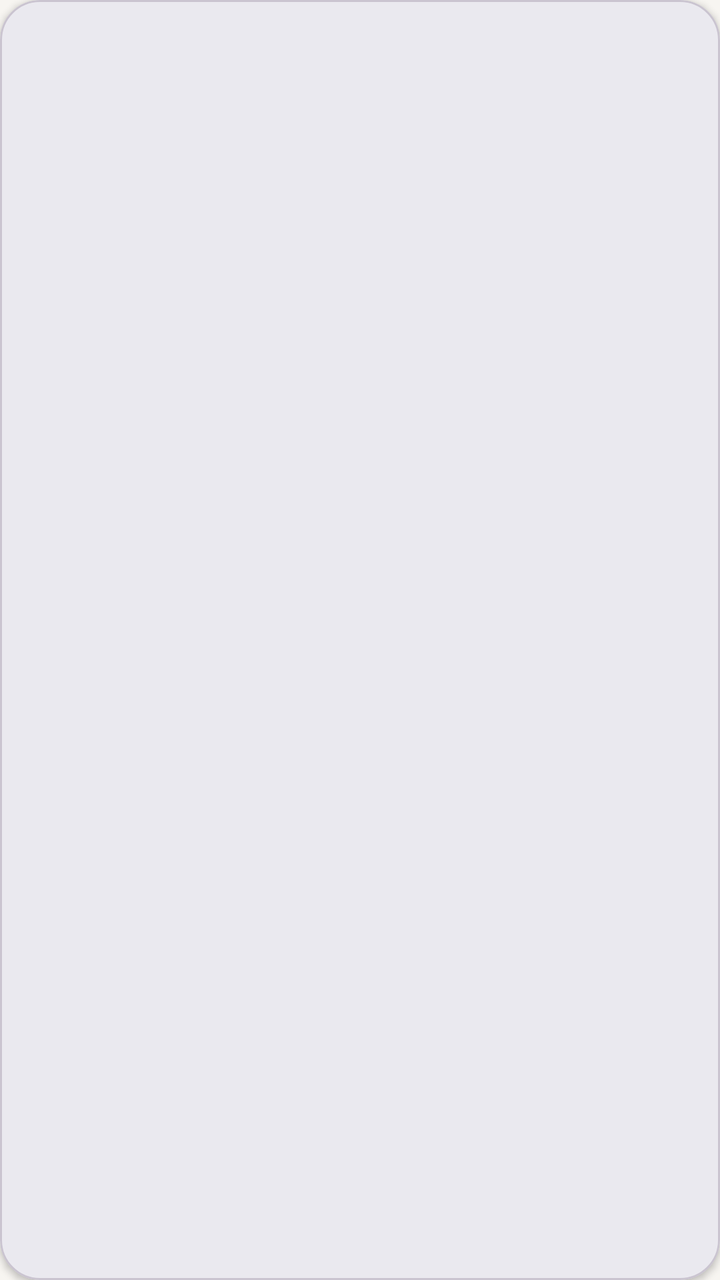
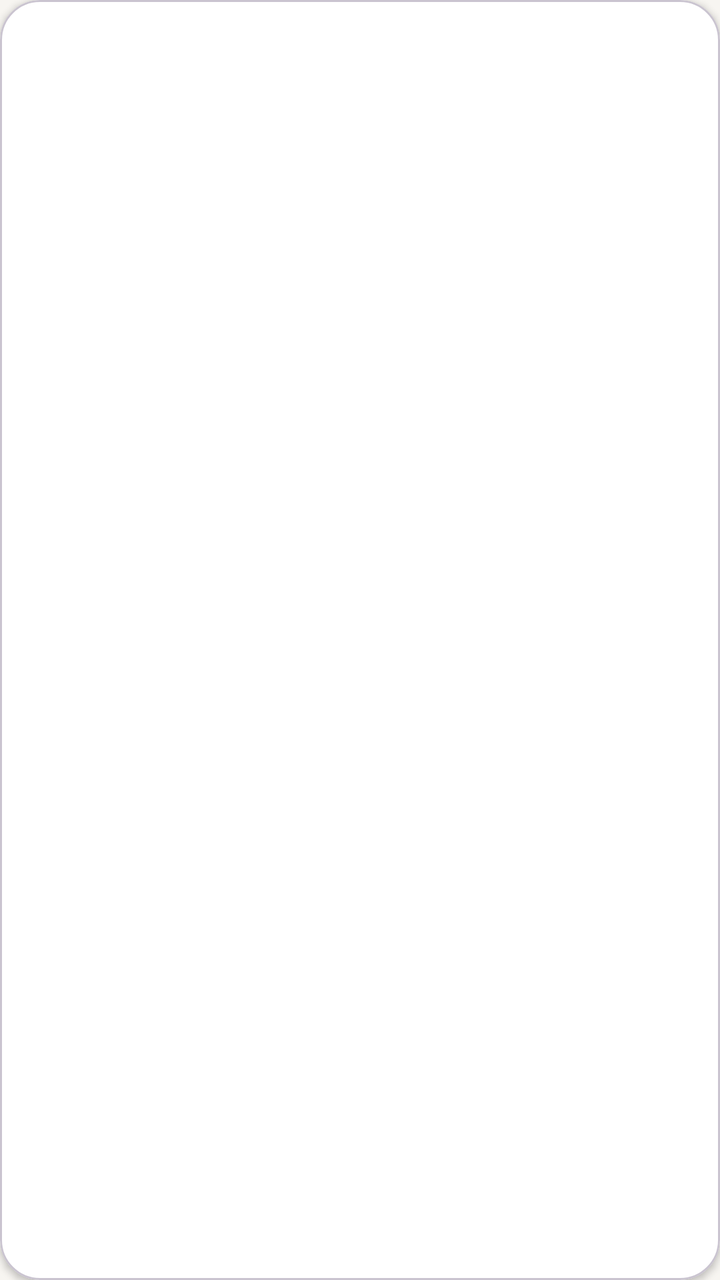

Two renders of the same Android screen: before a commit and after it. Below are the layout's source before the change and the commit's diff.
<!-- AndroidManifest.xml: application theme Theme.VoiceNote -->
<!-- res/layout/item_note_card.xml -->
<?xml version="1.0" encoding="utf-8"?>
<com.google.android.material.card.MaterialCardView
    xmlns:android="http://schemas.android.com/apk/res/android"
    xmlns:app="http://schemas.android.com/apk/res-auto"
    android:id="@+id/cardRoot"
    android:layout_width="match_parent"
    android:layout_height="wrap_content"
    android:layout_marginHorizontal="12dp"
    android:layout_marginVertical="6dp"
    app:cardBackgroundColor="@color/surface"
    app:cardCornerRadius="@dimen/card_corner"
    app:cardElevation="@dimen/card_elevation">

    <androidx.constraintlayout.widget.ConstraintLayout
        android:layout_width="match_parent"
        android:layout_height="wrap_content"
        android:padding="16dp">

        <TextView
            android:id="@+id/tvSummary"
            android:layout_width="0dp"
            android:layout_height="wrap_content"
            android:textSize="17sp"
            android:textStyle="bold"
            android:textColor="@color/on_surface"
            android:maxLines="1"
            android:ellipsize="end"
            app:layout_constraintTop_toTopOf="parent"
            app:layout_constraintStart_toStartOf="parent"
            app:layout_constraintEnd_toStartOf="@id/btnDone" />

        <TextView
            android:id="@+id/tvContent"
            android:layout_width="0dp"
            android:layout_height="wrap_content"
            android:layout_marginTop="6dp"
            android:textSize="14sp"
            android:textColor="@color/on_surface"
            android:maxLines="2"
            android:ellipsize="end"
            app:layout_constraintTop_toBottomOf="@id/tvSummary"
            app:layout_constraintStart_toStartOf="parent"
            app:layout_constraintEnd_toEndOf="parent" />

        <TextView
            android:id="@+id/tagTime"
            android:layout_width="wrap_content"
            android:layout_height="wrap_content"
            android:layout_marginTop="8dp"
            android:background="@drawable/chip_bg"
            android:textColor="@color/chip_text"
            android:textSize="12sp"
            android:visibility="gone"
            app:layout_constraintTop_toBottomOf="@id/tvContent"
            app:layout_constraintStart_toStartOf="parent" />

        <TextView
            android:id="@+id/tagLocation"
            android:layout_width="wrap_content"
            android:layout_height="wrap_content"
            android:layout_marginTop="8dp"
            android:layout_marginStart="8dp"
            android:background="@drawable/chip_bg"
            android:textColor="@color/chip_text"
            android:textSize="12sp"
            android:visibility="gone"
            app:layout_constraintTop_toBottomOf="@id/tvContent"
            app:layout_constraintStart_toEndOf="@id/tagTime" />

        <TextView
            android:id="@+id/tagPerson"
            android:layout_width="wrap_content"
            android:layout_height="wrap_content"
            android:layout_marginTop="8dp"
            android:layout_marginStart="8dp"
            android:background="@drawable/chip_bg"
            android:textColor="@color/chip_text"
            android:textSize="12sp"
            android:visibility="gone"
            app:layout_constraintTop_toBottomOf="@id/tvContent"
            app:layout_constraintStart_toEndOf="@id/tagLocation" />

        <TextView
            android:id="@+id/tagTopic"
            android:layout_width="wrap_content"
            android:layout_height="wrap_content"
            android:layout_marginTop="8dp"
            android:layout_marginStart="8dp"
            android:background="@drawable/chip_bg"
            android:textColor="@color/chip_text"
            android:textSize="12sp"
            android:visibility="gone"
            app:layout_constraintTop_toBottomOf="@id/tvContent"
            app:layout_constraintStart_toEndOf="@id/tagPerson" />

        <com.google.android.material.button.MaterialButton
            android:id="@+id/btnDone"
            style="@style/Widget.Material3.Button.IconButton"
            android:layout_width="40dp"
            android:layout_height="40dp"
            android:contentDescription="@string/mark_done"
            android:visibility="gone"
            app:icon="@drawable/ic_done"
            app:iconTint="@color/primary"
            app:layout_constraintTop_toTopOf="parent"
            app:layout_constraintEnd_toEndOf="parent" />

        <com.google.android.material.button.MaterialButton
            android:id="@+id/btnRestore"
            style="@style/Widget.Material3.Button.IconButton"
            android:layout_width="40dp"
            android:layout_height="40dp"
            android:contentDescription="@string/restore_todo"
            android:visibility="gone"
            app:icon="@drawable/ic_back"
            app:iconTint="@color/secondary"
            app:layout_constraintTop_toTopOf="parent"
            app:layout_constraintEnd_toEndOf="parent" />

    </androidx.constraintlayout.widget.ConstraintLayout>
</com.google.android.material.card.MaterialCardView>
<!-- resources referenced by this layout -->
<resources>
  <color name="chip_text">#3A4BD8</color>
  <color name="on_surface">#1C1E26</color>
  <color name="primary">#4056E0</color>
  <color name="secondary">#F5A623</color>
  <color name="surface">#F7F5F1</color>
  <dimen name="card_corner">20dp</dimen>
  <dimen name="card_elevation">2dp</dimen>
  <!-- drawable chip_bg (drawable) -->
  <?xml version="1.0" encoding="utf-8"?>
  <shape xmlns:android="http://schemas.android.com/apk/res/android">
      <solid android:color="@color/chip_bg" />
      <corners android:radius="@dimen/chip_radius" />
      <padding android:left="@dimen/chip_padding" android:right="@dimen/chip_padding"
          android:top="4dp" android:bottom="4dp" />
  </shape>
  <!-- drawable ic_back (drawable) -->
  <?xml version="1.0" encoding="utf-8"?>
  <vector xmlns:android="http://schemas.android.com/apk/res/android"
      android:width="24dp" android:height="24dp"
      android:viewportWidth="24" android:viewportHeight="24">
      <path
          android:fillColor="#FF000000"
          android:pathData="M20,11H7.83l5.59,-5.59L12,4l-8,8 8,8 1.41,-1.41L7.83,13H20v-2z" />
  </vector>
  <!-- drawable ic_done (drawable) -->
  <?xml version="1.0" encoding="utf-8"?>
  <vector xmlns:android="http://schemas.android.com/apk/res/android"
      android:width="24dp" android:height="24dp"
      android:viewportWidth="24" android:viewportHeight="24">
      <path
          android:fillColor="#FF000000"
          android:pathData="M9,16.17L4.83,12l-1.42,1.41L9,19 21,7l-1.41,-1.41z" />
  </vector>
  <string name="mark_done">标记完成</string>
  <string name="restore_todo">恢复为待办</string>
  <style name="Theme.VoiceNote" parent="Theme.Material3.DayNight.NoActionBar">
          <item name="colorPrimary">@color/primary</item>
          <item name="colorOnPrimary">@color/on_primary</item>
          <item name="colorPrimaryContainer">@color/primary_container</item>
          <item name="colorOnPrimaryContainer">@color/on_primary_container</item>
          <item name="colorSecondary">@color/secondary</item>
          <item name="colorSurface">@color/surface</item>
          <item name="colorOnSurface">@color/on_surface</item>
          <item name="colorSurfaceVariant">@color/surface_variant</item>
          <item name="colorError">@color/error</item>
          <item name="android:statusBarColor">@color/surface</item>
          <item name="android:windowBackground">@color/surface</item>
      </style>
  <color name="chip_bg">#E8ECFF</color>
  <dimen name="chip_radius">999dp</dimen>
  <dimen name="chip_padding">8dp</dimen>
  <color name="on_primary">#FFFFFF</color>
  <color name="primary_container">#E3E8FF</color>
  <color name="on_primary_container">#1D2450</color>
  <color name="surface_variant">#EFEDE7</color>
  <color name="error">#D64545</color>
</resources>

<!-- the commit's change to res/layout/item_note_card.xml (unified diff, before → after) -->
@@ -7,7 +7,7 @@
     android:layout_height="wrap_content"
     android:layout_marginHorizontal="12dp"
     android:layout_marginVertical="6dp"
-    app:cardBackgroundColor="@color/surface"
+    app:cardBackgroundColor="@color/card_bg"
     app:cardCornerRadius="@dimen/card_corner"
     app:cardElevation="@dimen/card_elevation">
 
<!-- resource entries referenced after the edit -->
@@ -1,5 +1,6 @@
 <!-- resources referenced by this layout -->
 <resources>
+  <color name="card_bg">#FFFFFF</color>
   <color name="chip_text">#3A4BD8</color>
   <color name="on_surface">#1C1E26</color>
   <color name="primary">#4056E0</color>
